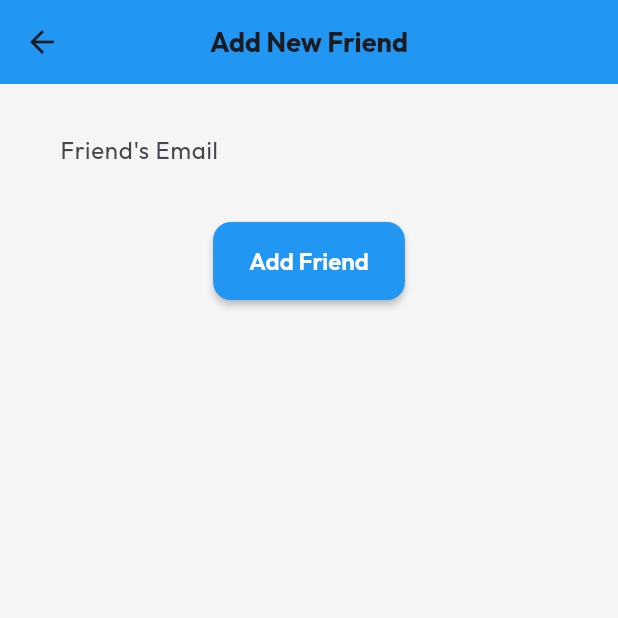
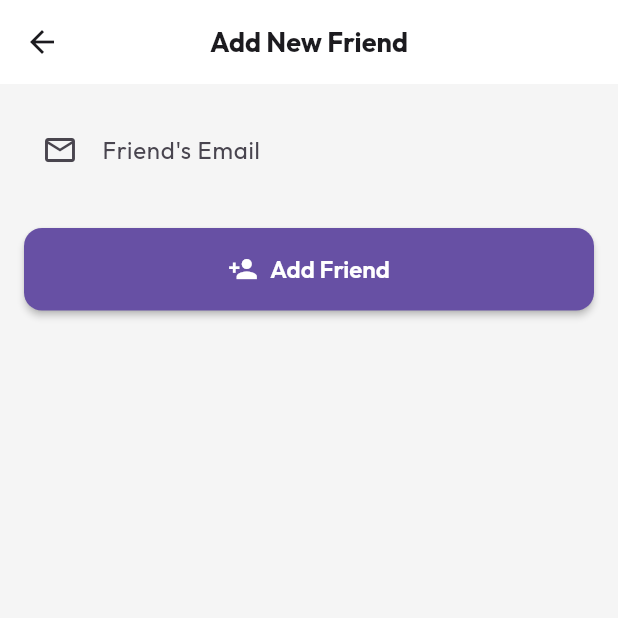
Before and after one commit to Ad2m1109/SignLink, a Flutter app: the AddFriendScreen screen opened directly, on a phone screen of 412 x 824 dp, the top half of it. Run offline on Flutter 3.47's test engine with Material 3 defaults, Android fonts, the phone set to English and light mode, and no system bars; our stand-ins replace camera, flutter_animate, flutter_tts, google_fonts, shared_preferences; missing offline and left inert: google_mlkit_pose_detection; accounts and stored records are empty.

Commit message:
Removing unused imports and fixing issues

```diff
--- a/personnemuette/lib/add_friend_screen.dart
+++ b/personnemuette/lib/add_friend_screen.dart
@@ -1,26 +1,62 @@
 import 'package:flutter/material.dart';
 import 'services/api_service.dart';
 import 'utils/user_preferences.dart';
+import 'theme/app_theme.dart';
 
-class AddFriendScreen extends StatelessWidget {
+class AddFriendScreen extends StatefulWidget {
+  const AddFriendScreen({super.key});
+
+  @override
+  State<AddFriendScreen> createState() => _AddFriendScreenState();
+}
+
+class _AddFriendScreenState extends State<AddFriendScreen> {
   final TextEditingController _emailController = TextEditingController();
+  bool _isLoading = false;
 
-  Future<void> _addFriend(BuildContext context) async {
+  Future<void> _addFriend() async {
+    if (_emailController.text.trim().isEmpty) {
+      ScaffoldMessenger.of(context).showSnackBar(
+        const SnackBar(content: Text('Please enter an email address')),
+      );
+      return;
+    }
+
+    setState(() {
+      _isLoading = true;
+    });
+
     try {
       final userId = await UserPreferences.getUserId();
       final token = await UserPreferences.getUserToken();
 
       if (userId != null && token != null) {
         await ApiService.addFriend(userId, _emailController.text.trim(), token);
-        ScaffoldMessenger.of(context).showSnackBar(
-          SnackBar(content: Text('Friend added successfully')),
-        );
-        Navigator.pop(context);
+        if (mounted) {
+          ScaffoldMessenger.of(context).showSnackBar(
+            const SnackBar(
+              content: Text('Friend added successfully'),
+              backgroundColor: AppTheme.successColor,
+            ),
+          );
+          Navigator.pop(context);
+        }
       }
     } catch (e) {
-      ScaffoldMessenger.of(context).showSnackBar(
-        SnackBar(content: Text('Failed to add friend: $e')),
-      );
+      if (mounted) {
+        ScaffoldMessenger.of(context).showSnackBar(
+          SnackBar(
+            content: Text('Failed to add friend: $e'),
+            backgroundColor: AppTheme.errorColor,
+          ),
+        );
+      }
+    } finally {
+      if (mounted) {
+        setState(() {
+          _isLoading = false;
+        });
+      }
     }
   }
 
@@ -28,27 +64,25 @@ class AddFriendScreen extends StatelessWidget {
   Widget build(BuildContext context) {
     return Scaffold(
       appBar: AppBar(
-        backgroundColor: Colors.blue,
-        title: Text("Add New Friend"),
+        title: const Text("Add New Friend"),
       ),
       body: Padding(
-        padding: const EdgeInsets.all(16.0),
+        padding: const EdgeInsets.all(AppTheme.spacing16),
         child: Column(
           children: [
-            TextField(
+            AppComponents.inputField(
               controller: _emailController,
-              decoration: InputDecoration(
-                labelText: "Friend's Email",
-                border: OutlineInputBorder(),
-              ),
+              label: "Friend's Email",
+              hint: "Enter email address",
+              prefixIcon: Icons.email_outlined,
+              keyboardType: TextInputType.emailAddress,
             ),
-            SizedBox(height: 20),
-            ElevatedButton(
-              onPressed: () => _addFriend(context),
-              child: Text("Add Friend"),
-              style: ElevatedButton.styleFrom(
-                backgroundColor: Colors.blue,
-              ),
+            const SizedBox(height: AppTheme.spacing24),
+            AppComponents.primaryButton(
+              text: "Add Friend",
+              onPressed: _addFriend,
+              isLoading: _isLoading,
+              icon: Icons.person_add,
             ),
           ],
         ),
--- a/personnemuette/lib/another_screen.dart
+++ b/personnemuette/lib/another_screen.dart
@@ -36,7 +36,7 @@ class _GestureToSpeechScreenState extends State<GestureToSpeechScreen> {
 
   void _initializeCamera() {
     if (cameras.isEmpty) {
-      print('No cameras found');
+      debugPrint('No cameras found');
       return;
     }
 
@@ -50,10 +50,10 @@ class _GestureToSpeechScreenState extends State<GestureToSpeechScreen> {
       if (e is CameraException) {
         switch (e.code) {
           case 'CameraAccessDenied':
-            print('User denied camera access.');
+            debugPrint('User denied camera access.');
             break;
           default:
-            print('Handle other errors.');
+            debugPrint('Handle other errors.');
             break;
         }
       }
--- a/personnemuette/lib/main.dart
+++ b/personnemuette/lib/main.dart
@@ -12,7 +12,7 @@ Future<void> main() async {
   try {
     cameras = await availableCameras();
   } catch (e) {
-    print('Error in fetching the cameras: $e');
+    debugPrint('Error in fetching the cameras: $e');
   }
 
   // Load saved theme preference
--- a/personnemuette/lib/main_screen.dart
+++ b/personnemuette/lib/main_screen.dart
@@ -1,7 +1,7 @@
 import 'package:flutter/material.dart';
 import 'package:google_fonts/google_fonts.dart';
 import 'package:flutter_animate/flutter_animate.dart';
-import 'another_screen.dart';
+
 import 'invitations/invitations_page.dart';
 import 'about_page.dart';
 import 'sign_in_page.dart';
@@ -12,8 +12,9 @@ import 'main.dart';
 import 'theme/app_theme.dart';
 
 class HomePage extends StatefulWidget {
+  const HomePage({super.key});
   @override
-  _HomePageState createState() => _HomePageState();
+  State<HomePage> createState() => _HomePageState();
 }
 
 class _HomePageState extends State<HomePage> {
@@ -273,7 +274,6 @@ class _HomePageState extends State<HomePage> {
                                               ConversationPage(
                                             friendEmail: filteredFriends[index],
                                             conversationId: conversationId,
-                                            isDarkMode: isDarkMode,
                                           ),
                                         ),
                                       );
--- a/personnemuette/lib/services/api_service.dart
+++ b/personnemuette/lib/services/api_service.dart
@@ -1,5 +1,5 @@
 import 'dart:convert';
-import 'dart:io';
+
 import 'package:http/http.dart' as http;
 
 class ApiService {
--- a/personnemuette/lib/sign_up_page.dart
+++ b/personnemuette/lib/sign_up_page.dart
@@ -3,7 +3,7 @@ import 'package:google_fonts/google_fonts.dart';
 import 'package:flutter_animate/flutter_animate.dart';
 import 'sign_in_page.dart';
 import 'services/api_service.dart';
-import 'main_screen.dart';
+
 import 'theme/app_theme.dart';
 
 class SignUpPage extends StatefulWidget {
--- a/personnemuette/pubspec.yaml
+++ b/personnemuette/pubspec.yaml
@@ -1,5 +1,5 @@
-name: SignLink
-description: "A new Flutter project."
+name: HandTalk
+description: "HandTalk is a Flutter-based communication application designed to break down barriers for individuals with speech impairments. Using real-time sign language recognition and text-to-speech conversion, HandTalk empowers everyone to communicate naturally and effortlessly."
 publish_to: 'none'
 
 version: 1.0.0+1
```
Also changed, not shown: personnemuette/lib/conversation_page.dart (+48 -68 lines), personnemuette/lib/sign_language.dart (+6 -4 lines), 1 other file.
